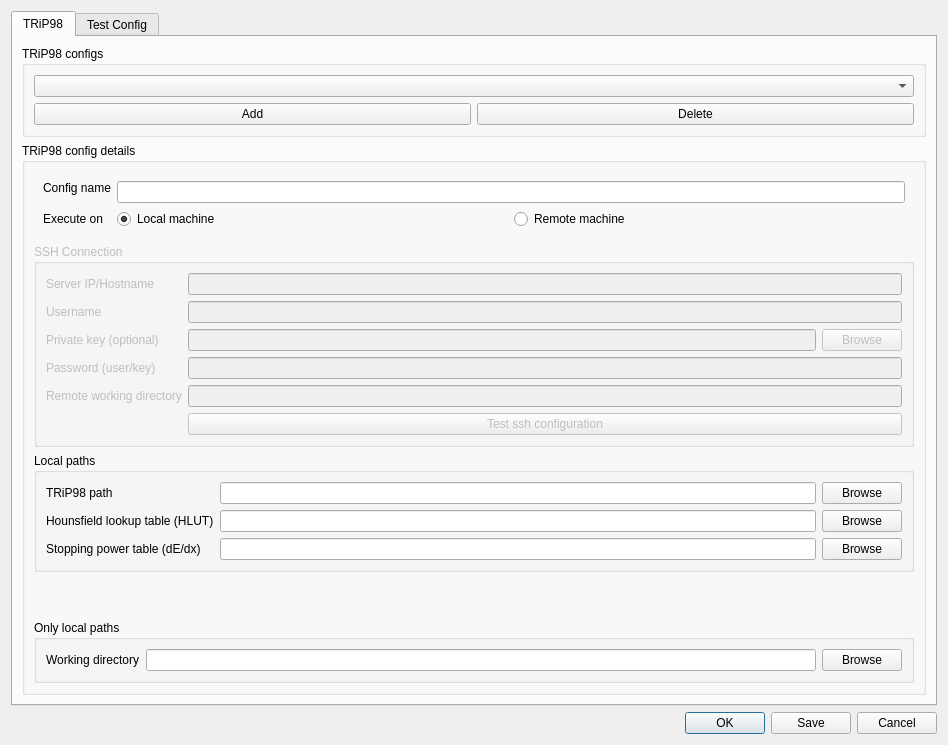
Qt form pytripgui/view/trip_config.ui (pytrip/pytripgui) before a commit.
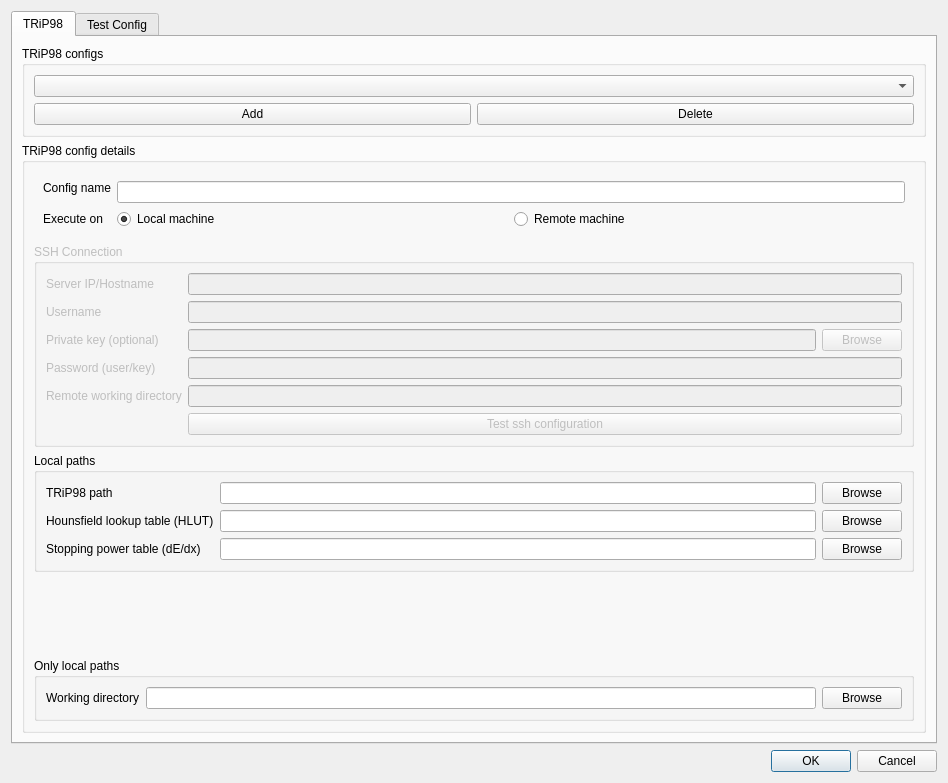
The same form after that commit.

Patch:
```diff
--- a/pytripgui/view/trip_config.ui
+++ b/pytripgui/view/trip_config.ui
@@ -7,7 +7,7 @@
     <x>0</x>
     <y>0</y>
     <width>948</width>
-    <height>745</height>
+    <height>783</height>
    </rect>
   </property>
   <property name="sizePolicy">
@@ -531,7 +531,7 @@
    <item>
     <widget class="QDialogButtonBox" name="accept_buttonBox">
      <property name="standardButtons">
-      <set>QDialogButtonBox::Cancel|QDialogButtonBox::Ok|QDialogButtonBox::Save</set>
+      <set>QDialogButtonBox::Cancel|QDialogButtonBox::Ok</set>
      </property>
     </widget>
    </item>
```
